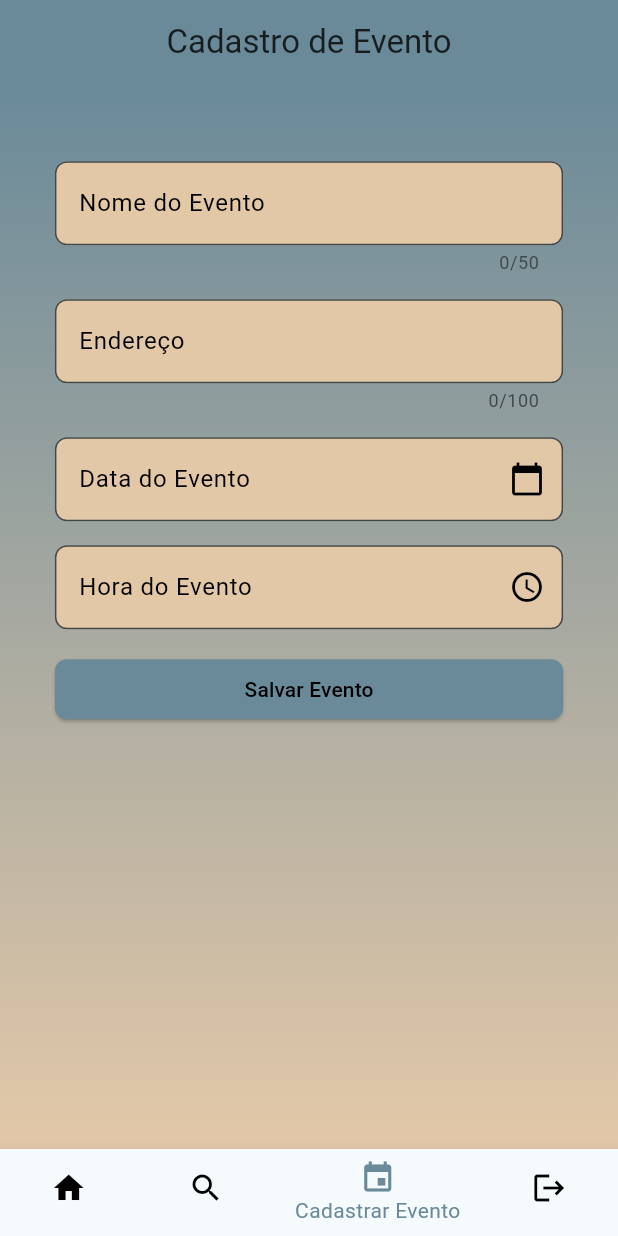
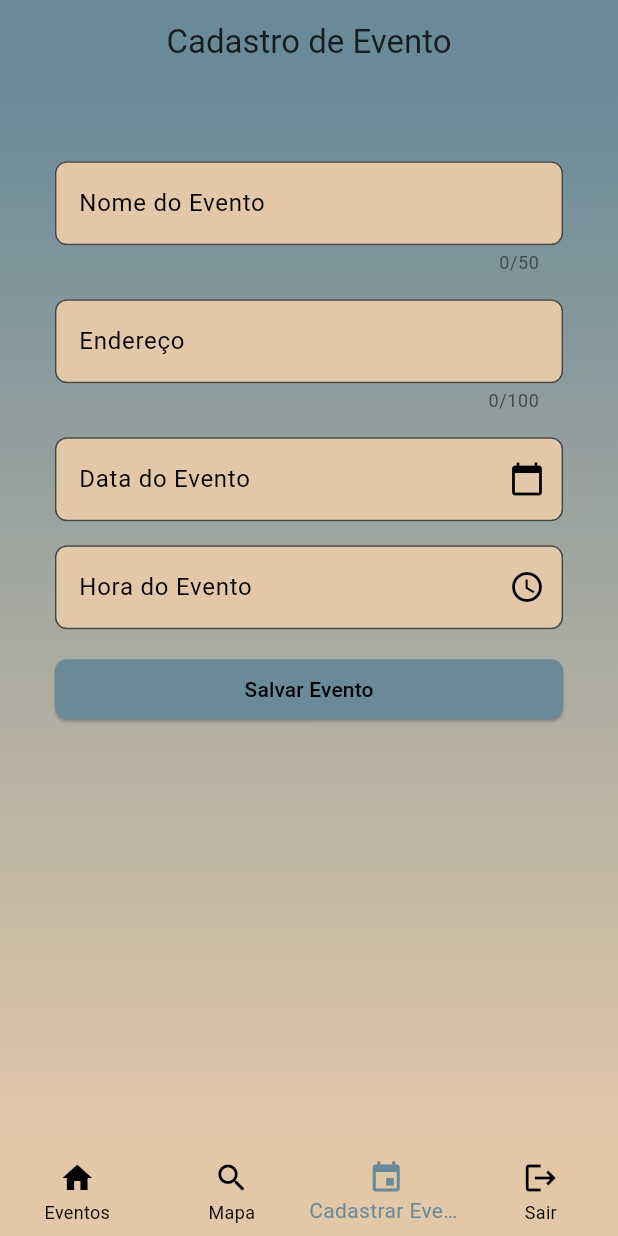
Before and after one commit to G-a-b-s/event_search, a Flutter app: the RegisterEvent screen opened directly, on a phone screen of 412 x 824 dp. Run offline on Flutter 3.47's test engine with Material 3 defaults, Android fonts, the phone set to English and light mode, and no system bars; our stand-ins replace cloud_firestore, firebase_auth, firebase_core; accounts and stored records are empty.

Commit message:
Update layout bottom navigationbar

```diff
--- a/lib/edit_event_screen.dart
+++ b/lib/edit_event_screen.dart
@@ -19,9 +19,6 @@ class _EditEventState extends State<EditEvent> {
   late final TextEditingController _endereco;
   late final TextEditingController _data;
   late final TextEditingController _hora;
-  // late final TextEditingController _email;
-  // late final TextEditingController _senha;
-  // late final TextEditingController _confirmarSenha;
 
   DateTime? _selectedDate;
   TimeOfDay? _selectedTime;
--- a/lib/register_event.dart
+++ b/lib/register_event.dart
@@ -235,11 +235,17 @@ class _RegisterEventState extends State<RegisterEvent> {
           ),
         ),
       ),
-      bottomNavigationBar: BottomNavigationBar(
-        backgroundColor: const Color(0xFFE3C8A8),
+      bottomNavigationBar: Container(
+        decoration: const BoxDecoration(
+            color: Color(0xFFE3C8A8),
+        ),
+        child: BottomNavigationBar(
+          backgroundColor: Colors.transparent,
+          elevation: 0,
           currentIndex: _selectedIndex,
           selectedItemColor: const Color(0xFF6A8A99),
           unselectedItemColor: Colors.black,
+          type: BottomNavigationBarType.fixed,
           items: const [
             BottomNavigationBarItem(
               icon: Icon(Icons.home),
@@ -259,6 +265,7 @@ class _RegisterEventState extends State<RegisterEvent> {
             ),
           ],
           onTap: _onItemTapped,
+        ),
       ),
       );
   }
```
Also changed, not shown: lib/event_list_page.dart (+9 -2 lines), lib/map_screen.dart (+11 -4 lines). Lines whose indentation alone changed are shown as unchanged.
